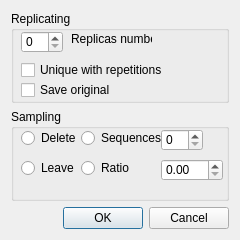
Above: ui/Sampling.ui from pkviatko/SHaRK before the change. Below: the same form after it.
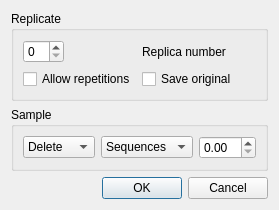
That is the form after the change.

What changed in the file:
```diff
--- a/ui/Sampling.ui
+++ b/ui/Sampling.ui
@@ -6,157 +6,118 @@
    <rect>
     <x>0</x>
     <y>0</y>
-    <width>240</width>
-    <height>240</height>
+    <width>261</width>
+    <height>189</height>
    </rect>
   </property>
   <property name="windowTitle">
    <string>Dialog</string>
   </property>
-  <layout class="QGridLayout" name="gridLayout">
-   <item row="2" column="0">
-    <widget class="QDialogButtonBox" name="buttonBox">
-     <property name="orientation">
-      <enum>Qt::Horizontal</enum>
-     </property>
-     <property name="standardButtons">
-      <set>QDialogButtonBox::Cancel|QDialogButtonBox::Ok</set>
-     </property>
-    </widget>
-   </item>
-   <item row="0" column="0">
-    <widget class="QGroupBox" name="groupBox_2">
+  <layout class="QVBoxLayout" name="verticalLayout">
+   <item>
+    <widget class="QGroupBox" name="groupBox">
      <property name="title">
-      <string>Replicating</string>
+      <string>Replicate</string>
      </property>
-     <widget class="QSpinBox" name="spinBox_2">
-      <property name="geometry">
-       <rect>
-        <x>10</x>
-        <y>20</y>
-        <width>42</width>
-        <height>22</height>
-       </rect>
-      </property>
-     </widget>
+     <layout class="QFormLayout" name="formLayout">
+      <item row="0" column="0">
+       <widget class="QSpinBox" name="spinBox">
+        <property name="sizePolicy">
+         <sizepolicy hsizetype="Fixed" vsizetype="Fixed">
+          <horstretch>0</horstretch>
+          <verstretch>0</verstretch>
+         </sizepolicy>
+        </property>
+       </widget>
+      </item>
+      <item row="0" column="1">
+       <widget class="QLabel" name="label">
+        <property name="sizePolicy">
+         <sizepolicy hsizetype="MinimumExpanding" vsizetype="Preferred">
+          <horstretch>0</horstretch>
+          <verstretch>0</verstretch>
+         </sizepolicy>
+        </property>
+        <property name="text">
+         <string>Replica number</string>
+        </property>
+       </widget>
+      </item>
+      <item row="1" column="0">
      <widget class="QCheckBox" name="checkBox_2">
-      <property name="geometry">
-       <rect>
-        <x>10</x>
-        <y>50</y>
-        <width>141</width>
-        <height>18</height>
-       </rect>
-      </property>
       <property name="text">
-       <string>Unique with repetitions</string>
-      </property>
-     </widget>
-     <widget class="QLabel" name="label_2">
-      <property name="geometry">
-       <rect>
-        <x>60</x>
-        <y>20</y>
-        <width>81</width>
-        <height>16</height>
-       </rect>
-      </property>
-      <property name="text">
-       <string>Replicas number</string>
-      </property>
-     </widget>
+         <string>Allow repetitions</string>
+        </property>
+       </widget>
+      </item>
+      <item row="1" column="1">
      <widget class="QCheckBox" name="checkBox">
-      <property name="geometry">
-       <rect>
-        <x>10</x>
-        <y>70</y>
-        <width>91</width>
-        <height>18</height>
-       </rect>
-      </property>
       <property name="text">
        <string>Save original</string>
       </property>
      </widget>
+      </item>
+     </layout>
     </widget>
    </item>
-   <item row="1" column="0">
-    <widget class="QGroupBox" name="groupBox_3">
+   <item>
+    <widget class="QGroupBox" name="groupBox_2">
      <property name="title">
-      <string>Sampling</string>
+      <string>Sample</string>
      </property>
-     <widget class="QRadioButton" name="radioButton">
-      <property name="geometry">
-       <rect>
-        <x>10</x>
-        <y>20</y>
-        <width>82</width>
-        <height>18</height>
-       </rect>
-      </property>
+     <layout class="QGridLayout" name="gridLayout_2">
+      <item row="0" column="0">
+       <widget class="QComboBox" name="comboBox">
+        <property name="sizePolicy">
+         <sizepolicy hsizetype="Fixed" vsizetype="Fixed">
+          <horstretch>0</horstretch>
+          <verstretch>0</verstretch>
+         </sizepolicy>
+        </property>
+        <item>
       <property name="text">
        <string>Delete</string>
       </property>
-     </widget>
-     <widget class="QRadioButton" name="radioButton_2">
-      <property name="geometry">
-       <rect>
-        <x>10</x>
-        <y>50</y>
-        <width>82</width>
-        <height>18</height>
-       </rect>
-      </property>
+        </item>
+        <item>
       <property name="text">
-       <string>Leave</string>
-      </property>
-     </widget>
-     <widget class="QRadioButton" name="radioButton_3">
-      <property name="geometry">
-       <rect>
-        <x>70</x>
-        <y>20</y>
-        <width>82</width>
-        <height>18</height>
-       </rect>
-      </property>
+          <string>Sample</string>
+         </property>
+        </item>
+       </widget>
+      </item>
+      <item row="0" column="1">
+       <widget class="QComboBox" name="comboBox_2">
+        <item>
       <property name="text">
        <string>Sequences</string>
       </property>
-     </widget>
-     <widget class="QRadioButton" name="radioButton_4">
-      <property name="geometry">
-       <rect>
-        <x>70</x>
-        <y>50</y>
-        <width>82</width>
-        <height>18</height>
-       </rect>
-      </property>
+        </item>
+        <item>
       <property name="text">
-       <string>Ratio</string>
-      </property>
-     </widget>
-     <widget class="QSpinBox" name="spinBox">
-      <property name="geometry">
-       <rect>
-        <x>150</x>
-        <y>20</y>
-        <width>42</width>
-        <height>22</height>
-       </rect>
-      </property>
-     </widget>
+          <string>Percent</string>
+         </property>
+        </item>
+       </widget>
+      </item>
+      <item row="0" column="2">
      <widget class="QDoubleSpinBox" name="doubleSpinBox">
-      <property name="geometry">
-       <rect>
-        <x>150</x>
-        <y>50</y>
-        <width>62</width>
-        <height>22</height>
-       </rect>
-      </property>
-     </widget>
+        <property name="sizePolicy">
+         <sizepolicy hsizetype="Fixed" vsizetype="Fixed">
+          <horstretch>0</horstretch>
+          <verstretch>0</verstretch>
+         </sizepolicy>
+        </property>
+       </widget>
+      </item>
+     </layout>
+    </widget>
+   </item>
+   <item>
+    <widget class="QDialogButtonBox" name="buttonBox">
+     <property name="standardButtons">
+      <set>QDialogButtonBox::Cancel|QDialogButtonBox::Ok</set>
+     </property>
     </widget>
    </item>
   </layout>
```
Left out of the diff: 35 changed lines with no effect on the pictures. Lines whose indentation alone changed are shown as unchanged.
